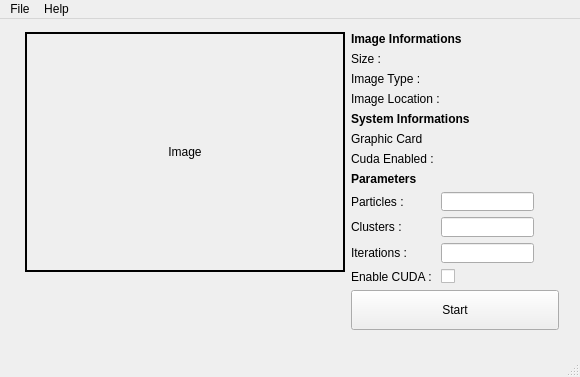
This is main_ui.ui in wiseodd/swarm-image-segmenter-qt as Qt 5 draws it before an edit. The edited form follows.
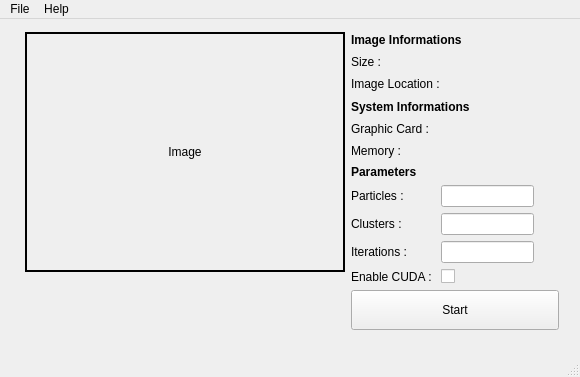
This is the edited form.

Commit message: Fix image channel

Patch:
```diff
--- a/main_ui.ui
+++ b/main_ui.ui
@@ -124,12 +124,8 @@
            <property name="text">
             <string>Size : </string>
            </property>
-          </widget>
-         </item>
-         <item>
-          <widget class="QLabel" name="label_10">
-           <property name="text">
-            <string>Image Type : </string>
+           <property name="wordWrap">
+            <bool>true</bool>
            </property>
           </widget>
          </item>
@@ -138,6 +134,9 @@
            <property name="text">
             <string>Image Location : </string>
            </property>
+           <property name="wordWrap">
+            <bool>true</bool>
+           </property>
           </widget>
          </item>
          <item>
@@ -156,14 +155,20 @@
          <item>
           <widget class="QLabel" name="label_13">
            <property name="text">
-            <string>Graphic Card</string>
+            <string>Graphic Card : </string>
+           </property>
+           <property name="wordWrap">
+            <bool>true</bool>
            </property>
           </widget>
          </item>
          <item>
           <widget class="QLabel" name="label_14">
            <property name="text">
-            <string>Cuda Enabled : </string>
+            <string>Memory : </string>
+           </property>
+           <property name="wordWrap">
+            <bool>true</bool>
            </property>
           </widget>
          </item>
```
Left out of the diff: 8 changed lines with no effect on the pictures. The commit also changes 2 other files.
